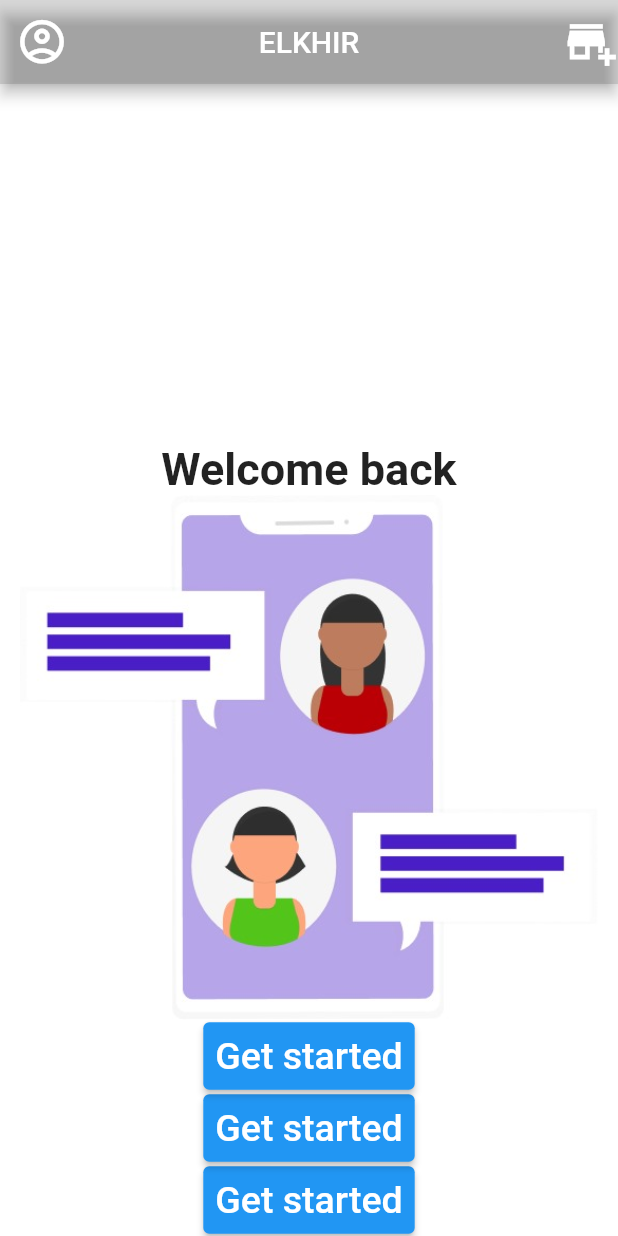
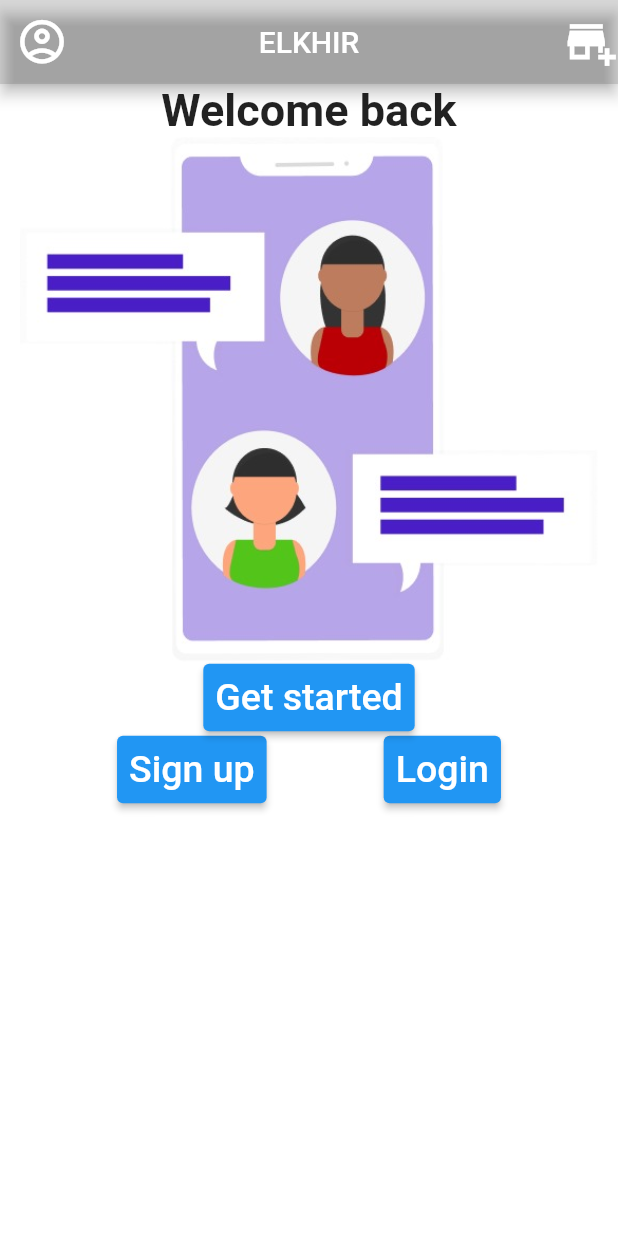
Before and after one commit to adhamhegazy00/flutterFirst, a Flutter app: the screen it shows after launch, on a phone screen of 412 x 824 dp. Run offline on Flutter 3.47's test engine with Material 2 defaults, Android fonts, the phone set to English and light mode, and no system bars.

Commit message:
Task 1 finished

```diff
--- a/lib/screens/home_screen_screens.dart
+++ b/lib/screens/home_screen_screens.dart
@@ -23,27 +23,18 @@ class MyScreen extends StatelessWidget {
       body:
       Column(
         verticalDirection: VerticalDirection.up,
-        mainAxisSize: MainAxisSize.max,
+        mainAxisSize: MainAxisSize.min,
+
+        children: [
+          Row(
+            crossAxisAlignment: CrossAxisAlignment.end,
+            mainAxisAlignment: MainAxisAlignment.spaceEvenly,
 
             children: [
               TextButton(
-            child: Text(
-              "Get started",
-              style: TextStyle(fontSize: 25),
-            ),
-
-            onPressed: () {},
-            style: TextButton.styleFrom(
-                foregroundColor: Colors.white,
-                elevation: 2,
-                backgroundColor: Colors.blue),
-          ),
-Row(  crossAxisAlignment: CrossAxisAlignment.end,
-  mainAxisAlignment: MainAxisAlignment.end,),
-          TextButton(
 
                 child: Text(
-              "Get started",
+                  "Sign up",
                   style: TextStyle(fontSize: 25),
 
                 ),
@@ -54,10 +45,11 @@ Row(  crossAxisAlignment: CrossAxisAlignment.end,
                     elevation: 2,
                     backgroundColor: Colors.blue),
               ),
+
               TextButton(
 
                 child: Text(
-              "Get started",
+                  "Login",
                   style: TextStyle(fontSize: 25),
 
                 ),
@@ -68,6 +60,23 @@ Row(  crossAxisAlignment: CrossAxisAlignment.end,
                     elevation: 2,
                     backgroundColor: Colors.blue),
               ),
+
+            ],
+          ),
+
+          TextButton(
+            child: Text(
+              "Get started",
+              style: TextStyle(fontSize: 25),
+            ),
+
+            onPressed: () =>null,
+            style: TextButton.styleFrom(
+                foregroundColor: Colors.white,
+                elevation: 2,
+                backgroundColor: Colors.blue),
+          ),
+
           Image.asset('assets/img1.jpg',height: 350,),
           const Text("Welcome back", style: TextStyle(fontSize: 30,fontWeight:FontWeight.bold )),
 
```
Lines whose indentation alone changed are shown as unchanged.
